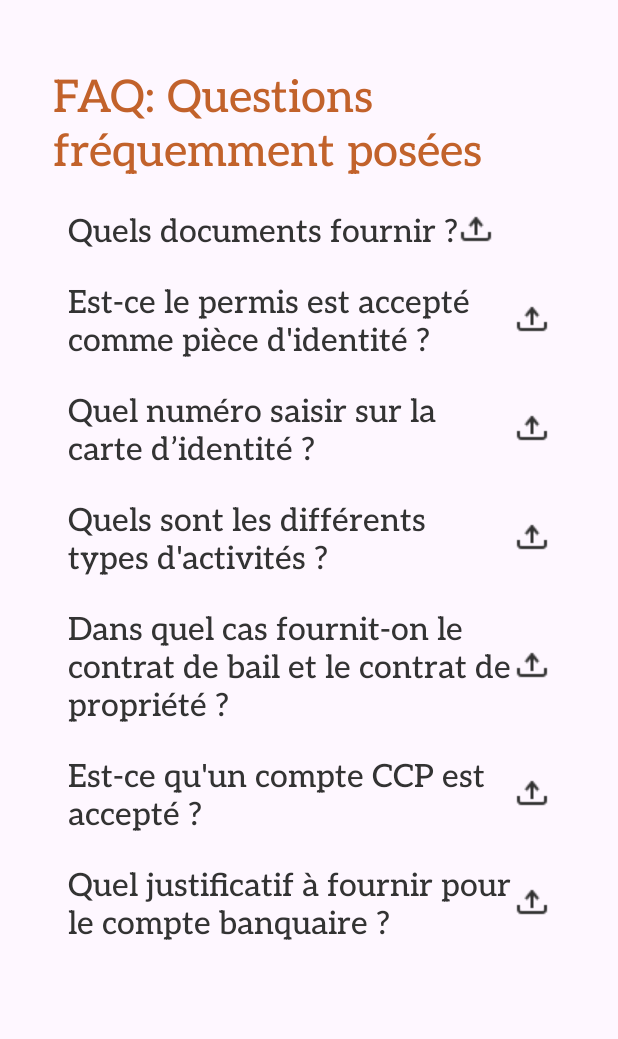
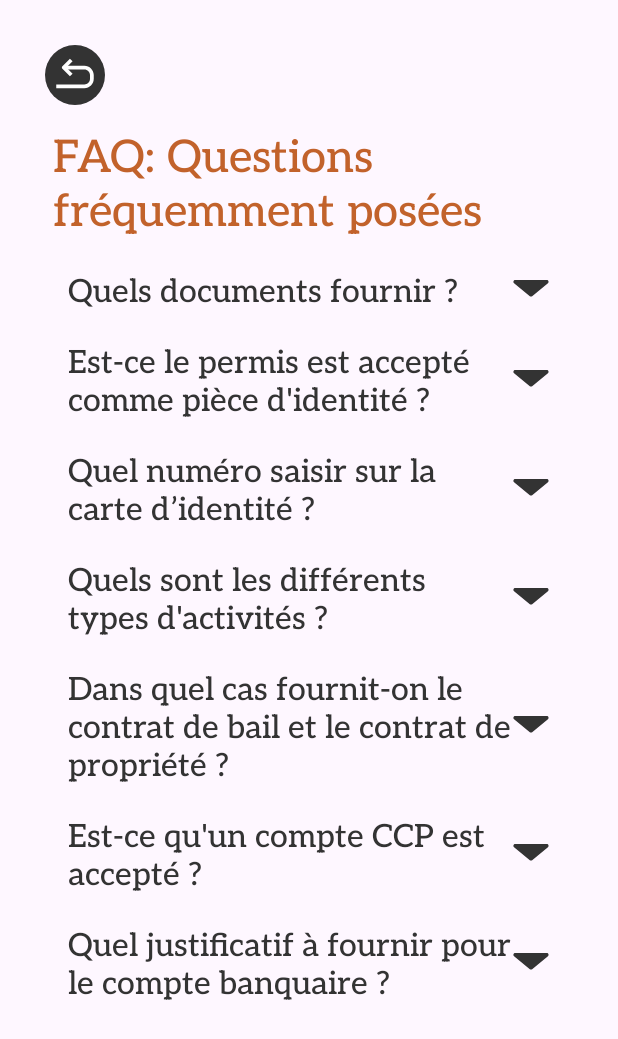
Before and after one commit to MahaBourada/Thiqa-Commercial-Register-Mobile-App, an Android app: the FaqActivity screen opened directly, with no data from a screen before it, on a phone screen of 412 x 824 dp. Shown: the top 1039 px of the screen. Run offline under Robolectric (Android 15) with nearby library versions, the phone set to English and light mode, and no system bars.

Commit message:
Added SVG icons and return buttons

```diff
--- a/app/src/main/java/com/example/miniprojet/FaqActivity.java
+++ b/app/src/main/java/com/example/miniprojet/FaqActivity.java
@@ -1,14 +1,27 @@
 package com.example.miniprojet;
 
+import android.content.Intent;
 import android.os.Bundle;
+import android.view.View;
+import android.widget.ImageButton;
 
 import androidx.appcompat.app.AppCompatActivity;
 
 public class FaqActivity extends AppCompatActivity {
+    private ImageButton back;
     @Override
     protected void onCreate(Bundle savedInstanceState) {
         super.onCreate(savedInstanceState);
         setContentView(R.layout.activity_faq);
+
+        back = findViewById(R.id.back);
+        back.setOnClickListener(new View.OnClickListener() {
+            @Override
+            public void onClick(View view) {
+                Intent myintent = new Intent(FaqActivity.this, DashboardActivity.class);
+                startActivity(myintent);
+            }
+        });
 
         ExpandableTextView expandableTextView1 = findViewById(R.id.expandableTextView1);
         expandableTextView1.setQuestion("Quels documents fournir ?");
--- /dev/null
+++ b/app/src/main/res/drawable/back.xml
@@ -0,0 +1,17 @@
+<vector xmlns:android="http://schemas.android.com/apk/res/android"
+    android:width="40dp"
+    android:height="40dp"
+    android:viewportWidth="40"
+    android:viewportHeight="40">
+  <path
+      android:pathData="M20,20m-20,0a20,20 0,1 1,40 0a20,20 0,1 1,-40 0"
+      android:fillColor="#333333"/>
+  <path
+      android:pathData="M26.25,16.25H12.813V13.75H26.25C29.702,13.75 32.5,16.548 32.5,20V22.5C32.5,25.952 29.702,28.75 26.25,28.75H7.5V26.25H26.25C28.321,26.25 30,24.571 30,22.5V20C30,17.929 28.321,16.25 26.25,16.25Z"
+      android:fillColor="#ffffff"
+      android:fillType="evenOdd"/>
+  <path
+      android:pathData="M14.268,15L18.384,10.884L16.616,9.116L11.616,14.116C11.128,14.604 11.128,15.396 11.616,15.884L16.616,20.884L18.384,19.116L14.268,15Z"
+      android:fillColor="#ffffff"
+      android:fillType="evenOdd"/>
+</vector>
--- /dev/null
+++ b/app/src/main/res/drawable/drop_down.xml
@@ -0,0 +1,4 @@
+<vector android:height="11.904762dp" android:viewportHeight="10"
+    android:viewportWidth="21" android:width="25dp" xmlns:android="http://schemas.android.com/apk/res/android">
+    <path android:fillColor="#333333" android:pathData="M9.863,8.974L1.144,1.771C0.421,1.174 0.843,0 1.781,0H19.219C20.157,0 20.579,1.174 19.856,1.771L11.137,8.974C10.767,9.279 10.233,9.279 9.863,8.974Z"/>
+</vector>
--- /dev/null
+++ b/app/src/main/res/drawable/phone.xml
@@ -0,0 +1,4 @@
+<vector android:height="30dp" android:viewportHeight="20"
+    android:viewportWidth="20" android:width="30dp" xmlns:android="http://schemas.android.com/apk/res/android">
+    <path android:fillColor="#333333" android:fillType="evenOdd" android:pathData="M6.215,4.206C6.162,4.154 6.077,4.154 6.025,4.206L4.866,5.365C4.162,6.069 3.969,7.134 4.381,8.04C5.908,11.4 8.6,14.092 11.96,15.619C12.866,16.031 13.931,15.838 14.635,15.134L15.794,13.975C15.846,13.923 15.846,13.838 15.794,13.785L14.234,12.226C14.194,12.185 14.131,12.175 14.08,12.2L13.214,12.633C12.148,13.166 10.861,12.957 10.018,12.115L7.885,9.982C7.043,9.139 6.834,7.852 7.367,6.786L7.8,5.921C7.825,5.869 7.815,5.806 7.774,5.766L6.215,4.206ZM4.846,3.027C5.55,2.324 6.69,2.324 7.393,3.027L8.953,4.587C9.501,5.135 9.637,5.973 9.29,6.666L8.858,7.531C8.645,7.956 8.729,8.468 9.064,8.803L11.197,10.936C11.532,11.271 12.044,11.355 12.469,11.142L13.334,10.71C14.028,10.363 14.865,10.499 15.413,11.047L16.972,12.607C17.676,13.31 17.676,14.45 16.972,15.154L15.813,16.313C14.619,17.507 12.808,17.836 11.27,17.137C7.544,15.443 4.557,12.456 2.863,8.73C2.164,7.192 2.493,5.381 3.687,4.187L4.846,3.027Z"/>
+</vector>
--- a/app/src/main/res/layout/activity_faq.xml
+++ b/app/src/main/res/layout/activity_faq.xml
@@ -11,12 +11,21 @@
         android:layout_height="match_parent"
         tools:context=".DashboardActivity"
         android:orientation="vertical">
+        <ImageButton
+            android:id="@+id/back"
+            android:layout_width="wrap_content"
+            android:layout_height="wrap_content"
+            android:background="@null"
+            android:layout_marginTop="30dp"
+            android:layout_marginLeft="30dp"
+            android:src="@drawable/back"
+            />
         <TextView
             android:layout_width="wrap_content"
             android:layout_height="wrap_content"
             android:text="FAQ: Questions fréquemment posées"
             android:textSize="30sp"
-            android:layout_marginTop="40dp"
+            android:layout_marginTop="10dp"
             android:layout_marginHorizontal="35dp"
             android:textColor="@color/orange_secondary"
             android:fontFamily="@font/aleo"
--- a/app/src/main/res/layout/expandable_text_view.xml
+++ b/app/src/main/res/layout/expandable_text_view.xml
@@ -3,15 +3,15 @@
 
     <TextView
         android:id="@+id/questionTextView"
-        android:layout_width="wrap_content"
+        android:layout_width="match_parent"
         android:layout_height="wrap_content"
         android:textColor="@color/black"
         android:textSize="21sp"
         android:layout_marginTop="15dp"
         android:layout_marginHorizontal="45dp"
         android:fontFamily="@font/aleo"
-        android:drawableRight="@drawable/upload"
-        />
+        android:drawableRight="@drawable/drop_down"
+    />
 
     <TextView
         android:id="@+id/answerTextView"
```
Also changed, not shown: app/src/main/java/com/example/miniprojet/DemandeActivity.java (+11 -1 lines), app/src/main/java/com/example/miniprojet/SupportActivity.java (+10 -0 lines), app/src/main/res/drawable/send.xml (added, +8 -0 lines), app/src/main/res/drawable/upload.xml (added, +18 -0 lines), app/src/main/res/layout/activity_demande.xml (+11 -1 lines), app/src/main/res/layout/activity_support.xml (+19 -12 lines), app/src/main/res/drawable/upload.png (deleted).
